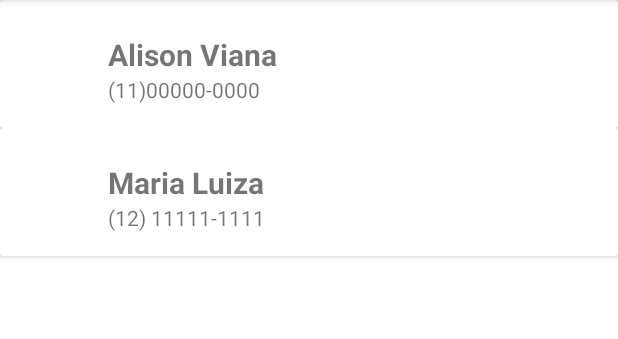
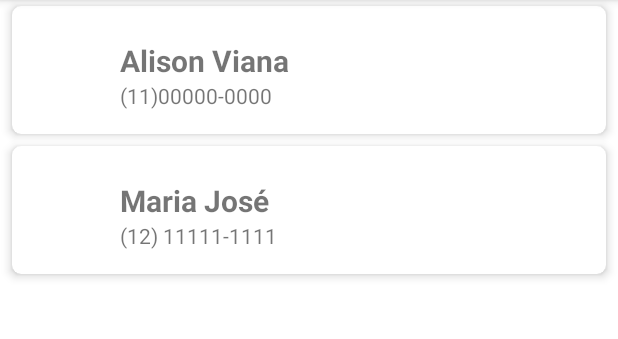
Before and after one commit to alisonViana/lista-contatos-bootcampInter, an Android app: the screen it shows after launch (MainActivity), on a phone screen of 412 x 824 dp, the part 84-423 px from its top. Run offline under Robolectric (Android 15) with nearby library versions, the phone set to English and light mode, and no system bars.

Commit message:
updated contact view list

```diff
--- a/app/src/main/java/br/com/bootcampinter/MainActivity.kt
+++ b/app/src/main/java/br/com/bootcampinter/MainActivity.kt
@@ -27,7 +27,7 @@ class MainActivity : AppCompatActivity() {
 
     private fun updateList() {
         val contact1 = Contact("Alison Viana", "(11)00000-0000", "img.png")
-        val contact2 = Contact("Maria Luiza", "(12) 11111-1111", "img.png")
+        val contact2 = Contact("Maria José", "(12) 11111-1111", "img.png")
 
         adapter.updateList(
             arrayListOf(contact1, contact2)
--- a/app/src/main/res/layout/contact_item.xml
+++ b/app/src/main/res/layout/contact_item.xml
@@ -3,7 +3,13 @@
     android:layout_width="match_parent"
     android:layout_height="wrap_content"
     xmlns:app="http://schemas.android.com/apk/res-auto"
-    xmlns:tools="http://schemas.android.com/tools">
+    xmlns:tools="http://schemas.android.com/tools"
+    app:cardElevation="4dp"
+    android:layout_marginTop="4dp"
+    android:layout_marginStart="8dp"
+    android:layout_marginEnd="8dp"
+    android:layout_marginBottom="4dp"
+    app:cardCornerRadius="6dp">
 
     <androidx.constraintlayout.widget.ConstraintLayout
         android:layout_width="match_parent"
```
